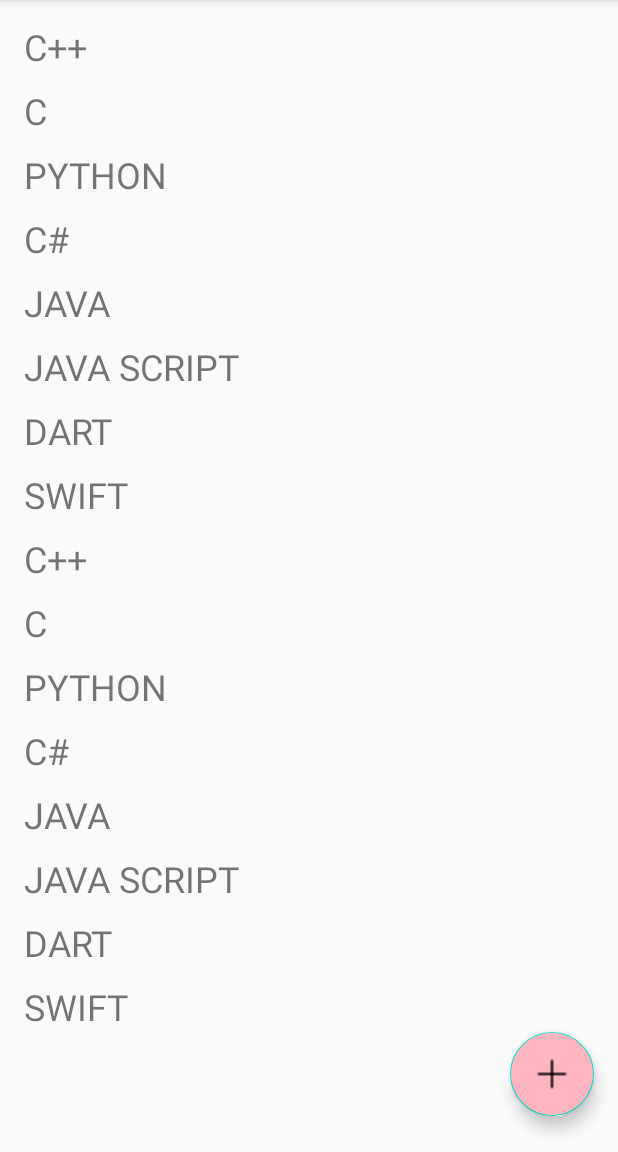
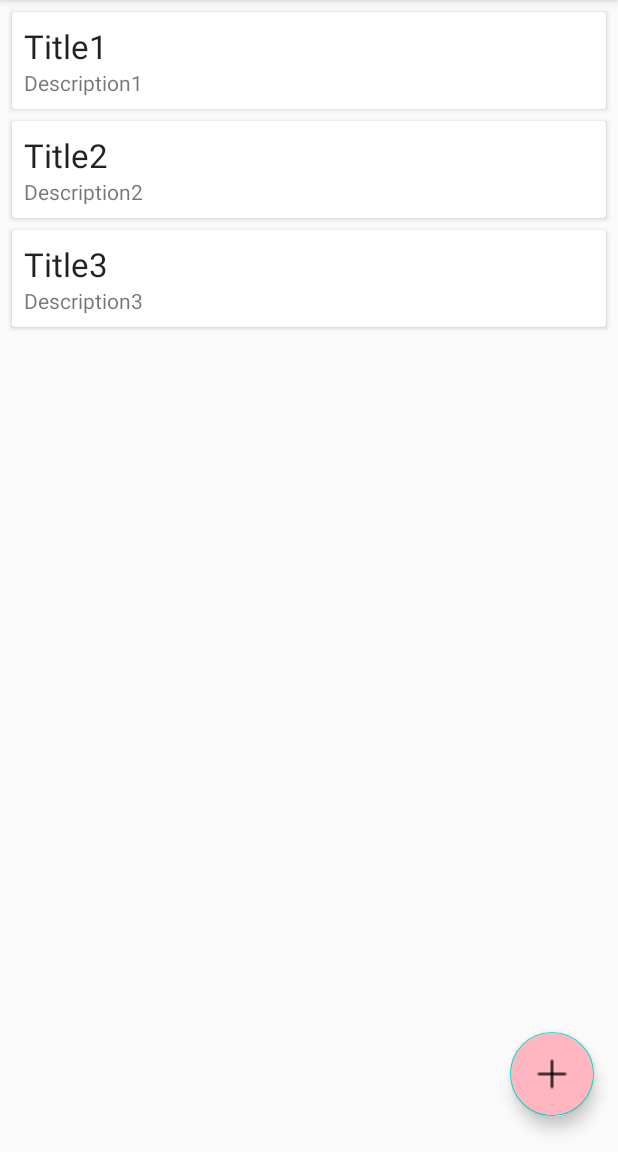
Before and after one commit to Mohd-Sameer-1999/Notes_V2, an Android app: the screen it shows after launch (MainActivity), on a phone screen of 412 x 824 dp, the part 84-1236 px from its top. Run offline under Robolectric (Android 15) with nearby library versions, the phone set to English and light mode, and no system bars; our stand-ins replace Room's generated code.

Commit message:
recyclerView + adapter

```diff
--- a/app/build.gradle
+++ b/app/build.gradle
@@ -44,7 +44,9 @@ dependencies {
     implementation 'com.google.firebase:firebase-analytics:17.6.0'
     implementation 'com.firebaseui:firebase-ui-auth:6.2.0'
     implementation "androidx.cardview:cardview:1.0.0"
-    implementation "com.google.android.material:material-rc01"
+//    implementation "com.google.android.material:material-rc01"
+    implementation 'com.android.support:design:28.0.0'
+
 
     //lifecycle components
     implementation "androidx.lifecycle:lifecycle-viewmodel:$lifecycle_version"
--- a/app/src/main/java/com/example/notesv2/MainActivity.java
+++ b/app/src/main/java/com/example/notesv2/MainActivity.java
@@ -1,29 +1,29 @@
 package com.example.notesv2;
 
 import androidx.appcompat.app.AppCompatActivity;
+import androidx.lifecycle.Observer;
+import androidx.lifecycle.ViewModelProvider;
+import androidx.lifecycle.ViewModelProviders;
 import androidx.recyclerview.widget.LinearLayoutManager;
 import androidx.recyclerview.widget.RecyclerView;
 
-import android.content.Intent;
 import android.os.Bundle;
 import android.view.View;
-import android.widget.ListPopupWindow;
+import android.widget.Toast;
 
-import com.firebase.ui.auth.AuthUI;
-import com.firebase.ui.auth.IdpResponse;
 import com.google.android.material.floatingactionbutton.FloatingActionButton;
-import com.google.firebase.auth.FirebaseAuth;
-import com.google.firebase.auth.FirebaseUser;
+import com.google.android.material.tabs.TabLayout;
 
-import java.util.Arrays;
 import java.util.List;
 
 public class MainActivity extends AppCompatActivity {
 
+    private NoteViewModel noteViewModel;
+
     private static final int RC_SIGN_IN = 1;
     RecyclerView notesList;
     RecyclerView.LayoutManager layoutManager;
-    RecyclerView.Adapter mAdapter;
+    NoteAdapter adapter;
     FloatingActionButton add;
 
     @Override
@@ -34,16 +34,24 @@ public class MainActivity extends AppCompatActivity {
         notesList = findViewById(R.id.notesList);
         layoutManager = new LinearLayoutManager(this);
         notesList.setLayoutManager(layoutManager);
-        String[] programmingList = {"C++", "C", "PYTHON", "C#", "JAVA", "JAVA SCRIPT", "DART", "SWIFT", "C++", "C", "PYTHON", "C#", "JAVA", "JAVA SCRIPT", "DART", "SWIFT"};
-        mAdapter = new MyAdapter(programmingList);
-        notesList.setAdapter(mAdapter);
-        add = findViewById(R.id.add);
-        add.setOnClickListener(new View.OnClickListener() {
+        notesList.setHasFixedSize(true);
+
+        adapter = new NoteAdapter();
+
+        notesList.setAdapter(adapter);
+
+        noteViewModel = ViewModelProviders.of(this).get(NoteViewModel.class);
+        noteViewModel.getAllNotes().observe(this, new Observer<List<Note>>() {
             @Override
-            public void onClick(View v) {
-//                Intent intent = new Intent(this, CreateNotesActivity.class);
+            public void onChanged(List<Note> notes) {
+                adapter.setNotes(notes);
             }
         });
+
+
+
+
+
 
 
 
--- a/app/src/main/java/com/example/notesv2/MyAdapter.java
+++ /dev/null
@@ -1,50 +0,0 @@
-package com.example.notesv2;
-
-import android.view.LayoutInflater;
-import android.view.View;
-import android.view.ViewGroup;
-import android.widget.TextView;
-
-import androidx.annotation.NonNull;
-import androidx.recyclerview.widget.RecyclerView;
-
-public class MyAdapter extends RecyclerView.Adapter<MyAdapter.MyViewHolder> {
-    private String[] mDataset;
-
-    public static class MyViewHolder extends RecyclerView.ViewHolder{
-        public TextView textView;
-        public MyViewHolder(@NonNull View v) {
-            super(v);
-            textView = v.findViewById(R.id.textView);
-        }
-    }
-
-    public MyAdapter(String[] MyDataset){
-        mDataset = MyDataset;
-    }
-
-    @NonNull
-    @Override
-    public MyViewHolder onCreateViewHolder(@NonNull ViewGroup parent, int viewType) {
-
-        View v = LayoutInflater.from(parent.getContext())
-                .inflate(R.layout.list_item_layout, parent, false);
-
-        MyViewHolder vh = new MyViewHolder(v);
-        return vh;
-    }
-
-    @Override
-    public void onBindViewHolder(@NonNull MyViewHolder holder, int position) {
-        holder.textView.setText(mDataset[position]);
-
-    }
-
-    @Override
-    public int getItemCount() {
-        return mDataset.length;
-
-    }
-
-
-}
--- a/app/src/main/java/com/example/notesv2/Note.java
+++ b/app/src/main/java/com/example/notesv2/Note.java
@@ -7,7 +7,7 @@ import androidx.room.PrimaryKey;
 public class Note {
 
     @PrimaryKey(autoGenerate = true)
-    private String id;
+    private Long id;
     private String title;
     private String description;
 
@@ -16,11 +16,11 @@ public class Note {
         this.description = description;
     }
 
-    public void setId(String id) {
+    public void setId(Long id) {
         this.id = id;
     }
 
-    public String getId() {
+    public Long getId() {
         return id;
     }
 
--- /dev/null
+++ b/app/src/main/java/com/example/notesv2/NoteAdapter.java
@@ -0,0 +1,57 @@
+package com.example.notesv2;
+
+import android.view.LayoutInflater;
+import android.view.View;
+import android.view.ViewGroup;
+import android.widget.TextView;
+
+import androidx.annotation.NonNull;
+import androidx.recyclerview.widget.RecyclerView;
+
+import java.util.ArrayList;
+import java.util.List;
+
+public class NoteAdapter extends RecyclerView.Adapter<NoteAdapter.NoteViewHolder> {
+    private List<Note> notes = new ArrayList<>();
+
+    public static class NoteViewHolder extends RecyclerView.ViewHolder{
+        public TextView titleTextView;
+        public TextView descriptionTextView;
+        public NoteViewHolder(@NonNull View v) {
+            super(v);
+            titleTextView = v.findViewById(R.id.titleTextView);
+            descriptionTextView = v.findViewById(R.id.descriptionTextView);
+        }
+    }
+
+
+    @NonNull
+    @Override
+    public NoteViewHolder onCreateViewHolder(@NonNull ViewGroup parent, int viewType) {
+
+        View itemView = LayoutInflater.from(parent.getContext())
+                .inflate(R.layout.list_item_layout, parent, false);
+
+
+        return new NoteViewHolder(itemView);
+    }
+
+    @Override
+    public void onBindViewHolder(@NonNull NoteViewHolder holder, int position) {
+        Note currentNote = notes.get(position);
+        holder.titleTextView.setText(currentNote.getTitle());
+        holder.descriptionTextView.setText(currentNote.getDescription());
+
+    }
+
+    @Override
+    public int getItemCount() {
+        return notes.size();
+
+    }
+
+    public void setNotes(List<Note> notes) {
+        this.notes = notes;
+        notifyDataSetChanged();
+    }
+}
--- a/app/src/main/java/com/example/notesv2/NoteDatabase.java
+++ b/app/src/main/java/com/example/notesv2/NoteDatabase.java
@@ -22,6 +22,7 @@ public abstract class NoteDatabase extends RoomDatabase {
                     NoteDatabase.class,
                     "noteDatabase")
                     .fallbackToDestructiveMigration()
+                    .addCallback(roomCallBack)
                     .build();
         }
 
@@ -32,6 +33,8 @@ public abstract class NoteDatabase extends RoomDatabase {
         @Override
         public void onCreate(@NonNull SupportSQLiteDatabase db) {
             super.onCreate(db);
+            new PopulateDbAsyncTask(instance).execute();
+
         }
     };
 
--- a/app/src/main/java/com/example/notesv2/NoteViewModel.java
+++ b/app/src/main/java/com/example/notesv2/NoteViewModel.java
@@ -10,7 +10,7 @@ import java.util.List;
 
 public class NoteViewModel extends AndroidViewModel {
     private NoteRepository noteRepository;
-    LiveData<List<Note>> allNotes;
+    private LiveData<List<Note>> allNotes;
 
     public NoteViewModel(@NonNull Application application) {
         super(application);
--- a/app/src/main/res/layout/activity_main.xml
+++ b/app/src/main/res/layout/activity_main.xml
@@ -1,39 +1,25 @@
 <?xml version="1.0" encoding="utf-8"?>
-<androidx.constraintlayout.widget.ConstraintLayout xmlns:android="http://schemas.android.com/apk/res/android"
-    xmlns:app="http://schemas.android.com/apk/res-auto"
+<androidx.coordinatorlayout.widget.CoordinatorLayout xmlns:android="http://schemas.android.com/apk/res/android"
     android:layout_width="match_parent"
-    android:layout_height="match_parent"
-    app:layout_constraintBottom_toBottomOf="parent"
-    app:layout_constraintTop_toTopOf="parent"
-    app:layout_constraintLeft_toLeftOf="parent"
-    app:layout_constraintRight_toRightOf="parent" >
+    android:layout_height="match_parent">
 
 
     <androidx.recyclerview.widget.RecyclerView
         android:id="@+id/notesList"
         android:layout_width="match_parent"
-        android:layout_height="match_parent"
-        app:layout_constraintTop_toTopOf="parent"
-        app:layout_constraintBottom_toBottomOf="parent"
-        app:layout_constraintLeft_toLeftOf="parent"
-        app:layout_constraintLeft_toRightOf="parent"/>
-
-
-
-
+        android:layout_height="match_parent" />
 
     <com.google.android.material.floatingactionbutton.FloatingActionButton
         android:id="@+id/add"
         android:layout_width="wrap_content"
         android:layout_height="wrap_content"
-        app:layout_constraintBottom_toBottomOf="parent"
-        app:layout_constraintRight_toRightOf="parent"
+        android:layout_gravity="bottom|end"
         android:layout_marginEnd="16dp"
         android:layout_marginBottom="24dp"
+        android:backgroundTint="@color/lightPink"
+        android:baselineAlignBottom="false"
         android:contentDescription="@string/create_notes"
-        android:src="@drawable/add"
-        android:backgroundTint="@color/lightPink"
-        />
+        android:src="@drawable/add" />
 
 
-</androidx.constraintlayout.widget.ConstraintLayout>
+</androidx.coordinatorlayout.widget.CoordinatorLayout>
--- a/app/src/main/res/layout/list_item_layout.xml
+++ b/app/src/main/res/layout/list_item_layout.xml
@@ -1,19 +1,36 @@
 <?xml version="1.0" encoding="utf-8"?>
-<androidx.appcompat.widget.LinearLayoutCompat
-    xmlns:android="http://schemas.android.com/apk/res/android"
+<androidx.cardview.widget.CardView xmlns:android="http://schemas.android.com/apk/res/android"
     android:layout_width="match_parent"
-    android:layout_height="wrap_content">
+    android:layout_height="wrap_content"
+    android:layout_marginEnd="8dp"
+    android:layout_marginStart="8dp"
+    android:layout_marginTop="8dp">
 
-    <TextView
-        android:layout_width="wrap_content"
+    <RelativeLayout
+        android:layout_width="match_parent"
         android:layout_height="wrap_content"
-        android:id="@+id/textView"
-        android:layout_marginLeft="16dp"
-        android:layout_marginTop="10dp"
-        android:layout_gravity="center"
-        android:layout_weight="1"
-        android:hint="hello"
-        android:textSize="24sp"
-        />
+        android:padding="8dp">
 
-</androidx.appcompat.widget.LinearLayoutCompat>
+        <TextView
+            android:id="@+id/titleTextView"
+            android:layout_width="match_parent"
+            android:layout_height="wrap_content"
+            android:maxLines="1"
+            android:text="Title"
+            android:textAppearance="@style/TextAppearance.AppCompat.Large"
+            android:layout_alignParentStart="true"
+            android:ellipsize="end" />
+        <TextView
+            android:id="@+id/descriptionTextView"
+            android:layout_width="wrap_content"
+            android:layout_height="wrap_content"
+            android:layout_below="@+id/titleTextView"
+            android:text="Description" />
+
+
+
+    </RelativeLayout>
+
+
+
+</androidx.cardview.widget.CardView>
```
